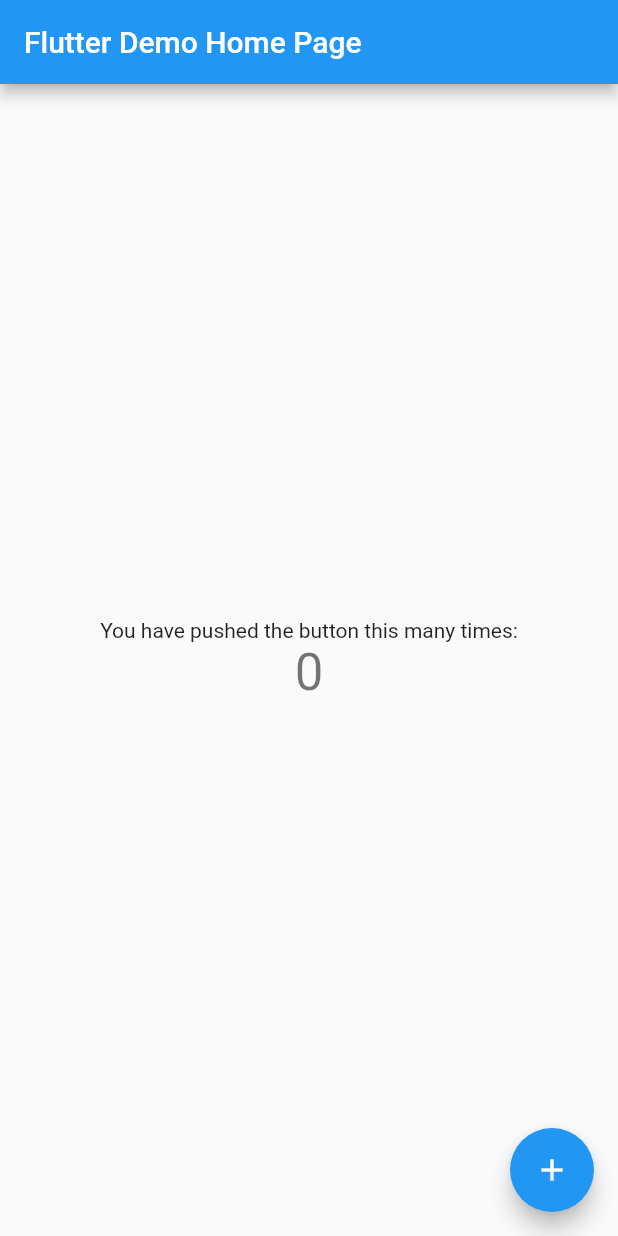
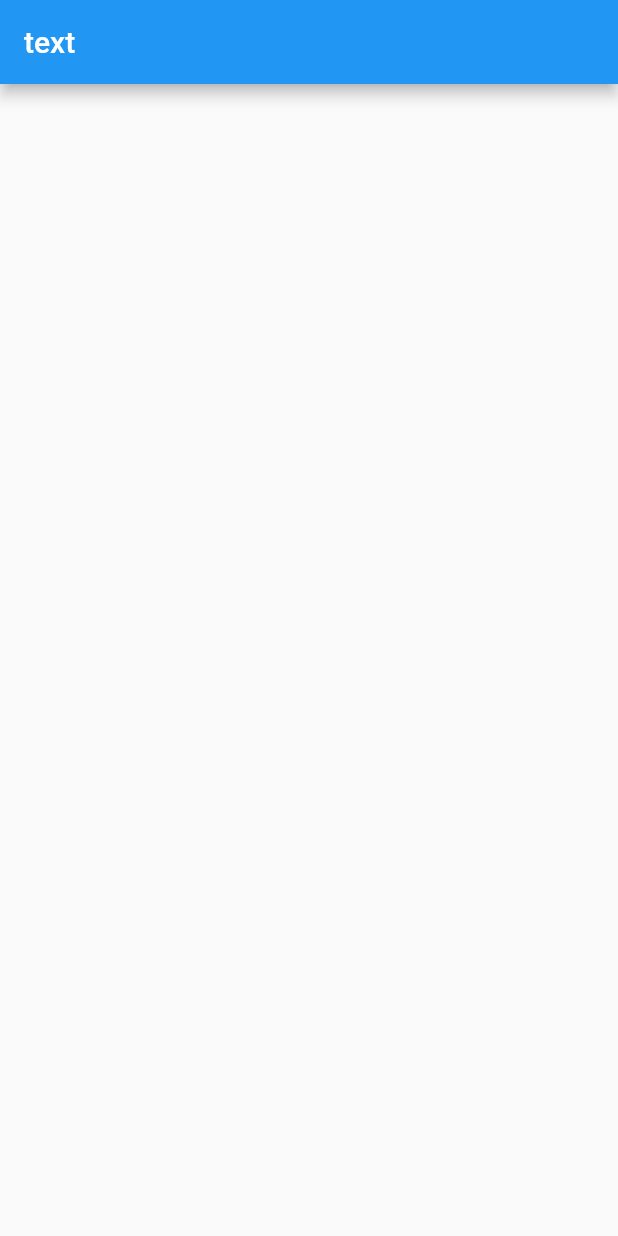
Before and after one commit to zac0124/flutter-snippets, a Flutter app: the screen it shows after launch, on a phone screen of 412 x 824 dp. Run offline on Flutter 3.47's test engine with Material 2 defaults, Android fonts, the phone set to English and light mode, and no system bars.

Commit message:
first snippets

```diff
--- a/lib/main.dart
+++ b/lib/main.dart
@@ -1,115 +1,24 @@
+import 'package:flutter/material.dart';
+
 import 'package:flutter/material.dart';
 
 void main() {
-  runApp(const MyApp());
+  runApp(MaterialApp(
+    title: 'Flutter Demo',
+    theme: ThemeData(
+      primarySwatch: Colors.blue,
+    ),
+    home: const HomePage(),
+  ));
 }
 
-class MyApp extends StatelessWidget {
-  const MyApp({Key? key}) : super(key: key);
+class HomePage extends StatelessWidget {
+  const HomePage({Key? key}) : super(key: key);
 
-  // This widget is the root of your application.
   @override
   Widget build(BuildContext context) {
-    return MaterialApp(
-      title: 'Flutter Demo',
-      theme: ThemeData(
-        // This is the theme of your application.
-        //
-        // Try running your application with "flutter run". You'll see the
-        // application has a blue toolbar. Then, without quitting the app, try
-        // changing the primarySwatch below to Colors.green and then invoke
-        // "hot reload" (press "r" in the console where you ran "flutter run",
-        // or simply save your changes to "hot reload" in a Flutter IDE).
-        // Notice that the counter didn't reset back to zero; the application
-        // is not restarted.
-        primarySwatch: Colors.blue,
-      ),
-      home: const MyHomePage(title: 'Flutter Demo Home Page'),
+    return Scaffold(
+      appBar: AppBar(title: const Text('text')),
     );
   }
 }
-
-class MyHomePage extends StatefulWidget {
-  const MyHomePage({Key? key, required this.title}) : super(key: key);
-
-  // This widget is the home page of your application. It is stateful, meaning
-  // that it has a State object (defined below) that contains fields that affect
-  // how it looks.
-
-  // This class is the configuration for the state. It holds the values (in this
-  // case the title) provided by the parent (in this case the App widget) and
-  // used by the build method of the State. Fields in a Widget subclass are
-  // always marked "final".
-
-  final String title;
-
-  @override
-  State<MyHomePage> createState() => _MyHomePageState();
-}
-
-class _MyHomePageState extends State<MyHomePage> {
-  int _counter = 0;
-
-  void _incrementCounter() {
-    setState(() {
-      // This call to setState tells the Flutter framework that something has
-      // changed in this State, which causes it to rerun the build method below
-      // so that the display can reflect the updated values. If we changed
-      // _counter without calling setState(), then the build method would not be
-      // called again, and so nothing would appear to happen.
-      _counter++;
-    });
-  }
-
-  @override
-  Widget build(BuildContext context) {
-    // This method is rerun every time setState is called, for instance as done
-    // by the _incrementCounter method above.
-    //
-    // The Flutter framework has been optimized to make rerunning build methods
-    // fast, so that you can just rebuild anything that needs updating rather
-    // than having to individually change instances of widgets.
-    return Scaffold(
-      appBar: AppBar(
-        // Here we take the value from the MyHomePage object that was created by
-        // the App.build method, and use it to set our appbar title.
-        title: Text(widget.title),
-      ),
-      body: Center(
-        // Center is a layout widget. It takes a single child and positions it
-        // in the middle of the parent.
-        child: Column(
-          // Column is also a layout widget. It takes a list of children and
-          // arranges them vertically. By default, it sizes itself to fit its
-          // children horizontally, and tries to be as tall as its parent.
-          //
-          // Invoke "debug painting" (press "p" in the console, choose the
-          // "Toggle Debug Paint" action from the Flutter Inspector in Android
-          // Studio, or the "Toggle Debug Paint" command in Visual Studio Code)
-          // to see the wireframe for each widget.
-          //
-          // Column has various properties to control how it sizes itself and
-          // how it positions its children. Here we use mainAxisAlignment to
-          // center the children vertically; the main axis here is the vertical
-          // axis because Columns are vertical (the cross axis would be
-          // horizontal).
-          mainAxisAlignment: MainAxisAlignment.center,
-          children: <Widget>[
-            const Text(
-              'You have pushed the button this many times:',
-            ),
-            Text(
-              '$_counter',
-              style: Theme.of(context).textTheme.headline4,
-            ),
-          ],
-        ),
-      ),
-      floatingActionButton: FloatingActionButton(
-        onPressed: _incrementCounter,
-        tooltip: 'Increment',
-        child: const Icon(Icons.add),
-      ), // This trailing comma makes auto-formatting nicer for build methods.
-    );
-  }
-}
```
